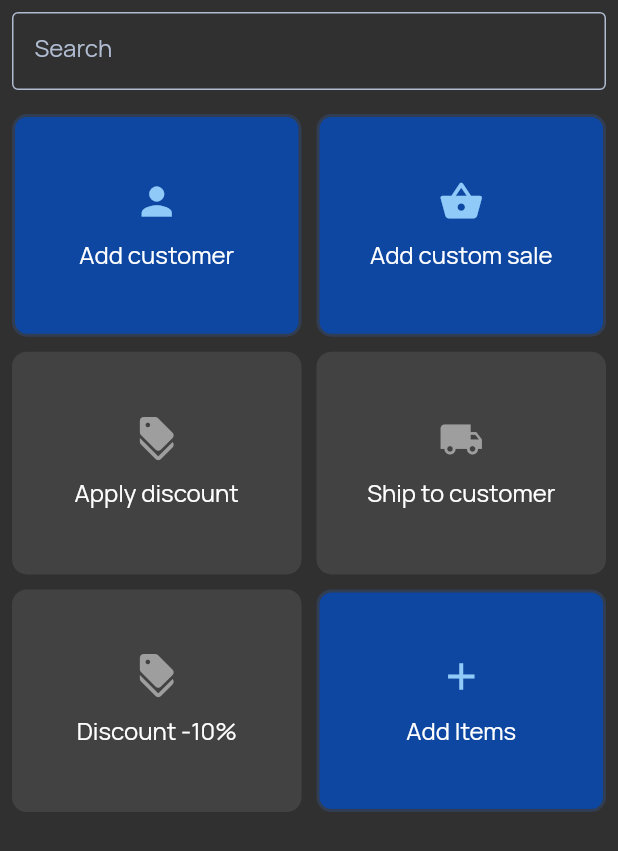
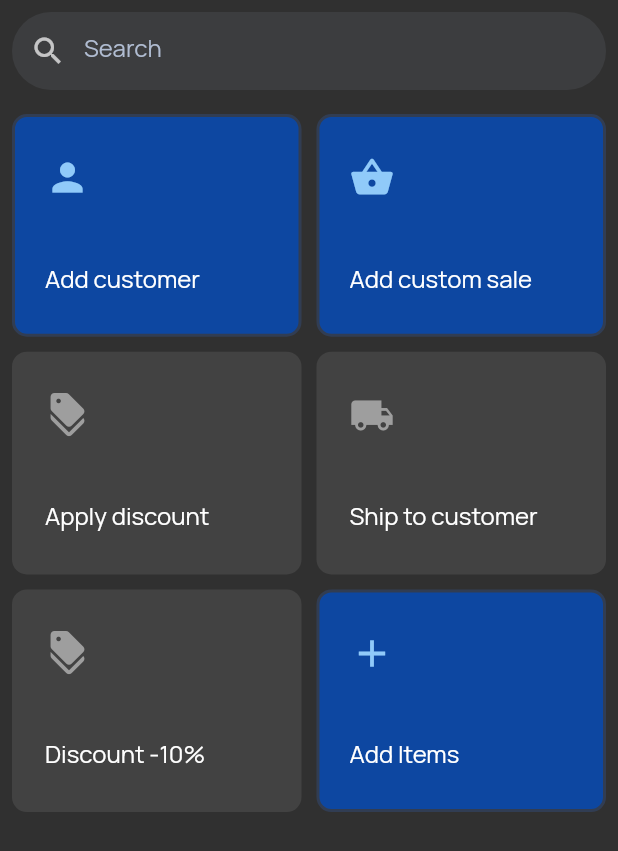
Before and after one commit to shiX0/sajilo-sales, a Flutter app: the HomeScreen screen opened directly, on a phone screen of 412 x 824 dp. Shown: the top 851 px of the screen. Run offline on Flutter 3.47's test engine with Material 3 defaults, Android fonts, the phone set to English and light mode, and no system bars; our stand-ins replace connectivity_plus, dartz, dio, equatable, flutter_riverpod, flutter_svg and 3 more; accounts and stored records are empty.

Commit message:
minor changes

```diff
--- a/lib/app/app.dart
+++ b/lib/app/app.dart
@@ -1,6 +1,6 @@
 import 'package:flutter/material.dart';
-import 'package:flutter_riverpod/flutter_riverpod.dart';
 import 'package:sajilo_sales/app/navigator_key/navigator_key.dart';
+
 import 'package:sajilo_sales/features/splash/presentation/view/splash_view.dart';
 import 'package:sajilo_sales/app/themes/theme_data.dart';
 
--- a/lib/core/common/custom_snackbar.dart
+++ b/lib/core/common/custom_snackbar.dart
@@ -1,4 +1,3 @@
-import 'dart:ui';
 
 import 'package:flutter/material.dart';
 import 'package:sajilo_sales/app/navigator_key/navigator_key.dart';
--- a/lib/features/auth/data/data_source/remote/auth_remote_data_source.dart
+++ b/lib/features/auth/data/data_source/remote/auth_remote_data_source.dart
@@ -1,4 +1,3 @@
-import 'dart:io';
 
 import 'package:dartz/dartz.dart';
 import 'package:dio/dio.dart';
--- a/lib/features/auth/domain/repository/auth_repository.dart
+++ b/lib/features/auth/domain/repository/auth_repository.dart
@@ -1,7 +1,6 @@
 import 'package:dartz/dartz.dart';
 import 'package:flutter_riverpod/flutter_riverpod.dart';
 import 'package:sajilo_sales/core/failure/failure.dart';
-import 'package:sajilo_sales/features/auth/data/repository/auth_local_repository.dart';
 import 'package:sajilo_sales/features/auth/data/repository/auth_remote_repository.dart';
 import 'package:sajilo_sales/features/auth/domain/entity/auth_entity.dart';
 
--- a/lib/features/auth/presentation/widget/custom_formfield.dart
+++ b/lib/features/auth/presentation/widget/custom_formfield.dart
@@ -6,6 +6,9 @@ class CustomFormField extends StatelessWidget {
   final String? Function(String?)? validator;
   final TextInputType inputType;
   final bool obscure;
+  final Icon? icon;
+  final IconData? leadingIcon;
+  final Function()? prefixOnPressed;
 
   const CustomFormField(
       {super.key,
@@ -13,6 +16,9 @@ class CustomFormField extends StatelessWidget {
       required this.textEditingController,
       required this.labelText,
       this.validator,
+      this.icon,
+      this.leadingIcon,
+      this.prefixOnPressed,
       this.obscure = false});
 
   @override
@@ -22,16 +28,30 @@ class CustomFormField extends StatelessWidget {
       keyboardType: inputType,
       validator: validator,
       obscureText: obscure,
+
       decoration: InputDecoration(
+        prefixIcon: icon,
+        fillColor: const Color(0xFF3C3D3F),
+        filled: true,
+        // prefix: IconButton(
+        //   icon: Icon(leadingIcon),
+        //   onPressed: prefixOnPressed,
+        // ),
+
         labelText: labelText,
         labelStyle: const TextStyle(color: Color(0xFFB0BCD1)),
-        border: const OutlineInputBorder(),
-        enabledBorder: const OutlineInputBorder(
-          borderSide: BorderSide(color: Color(0xFFB0BCD1)),
-        ),
+        border: const OutlineInputBorder(
+            borderSide: BorderSide(
+              width: 0,
+              style: BorderStyle.none,
+            ),
+            borderRadius: BorderRadius.all(Radius.circular(30))),
+
         focusedBorder: const OutlineInputBorder(
-          borderSide: BorderSide(color: Color(0xFFBABFEF)),
-        ),
+            borderSide: BorderSide(color: Color(0xFFBABFEF)),
+            borderRadius: BorderRadius.all(
+              Radius.circular(30),
+            )),
       ),
     );
   }
--- a/lib/features/home/presentation/navigator/home_navigator.dart
+++ b/lib/features/home/presentation/navigator/home_navigator.dart
@@ -1,8 +1,11 @@
 import 'package:sajilo_sales/app/navigator/navigator.dart';
+import 'package:sajilo_sales/features/home/presentation/view/dashboard_screen.dart';
 import 'package:sajilo_sales/features/home/presentation/view/home_screen.dart';
 
 mixin HomeViewRoute {
   openHomeView() {
-    NavigateRoute.pushRoute(const HomeScreen());
+    NavigateRoute.pushRoute(const DashboardScreen());
   }
 }
+
+mixin DashboardViewRoute {}
--- a/lib/features/home/presentation/widget/custom_card.dart
+++ b/lib/features/home/presentation/widget/custom_card.dart
@@ -17,10 +17,11 @@ class CustomCard extends StatelessWidget {
   @override
   Widget build(BuildContext context) {
     return GestureDetector(
+      // onTap: onTap,
       onTap: onTap,
       child: SizedBox(
-        width: 150, // Fixed width
-        height: 150, // Fixed height
+        width: 120, // Fixed width
+        height: 120, // Fixed height
         child: Container(
           decoration: BoxDecoration(
             color: isActive ? Colors.blue[900] : Colors.grey[800],
@@ -30,15 +31,18 @@ class CustomCard extends StatelessWidget {
               width: 2,
             ),
           ),
+          child: Padding(
+            padding: const EdgeInsets.all(20.0),
             child: Column(
-            mainAxisAlignment: MainAxisAlignment.center,
+              mainAxisAlignment: MainAxisAlignment.spaceEvenly,
+              crossAxisAlignment: CrossAxisAlignment.start,
               children: [
                 Icon(
                   icon,
                   color: isActive ? Colors.blue[200] : Colors.grey[500],
                   size: 30,
                 ),
-              const SizedBox(height: 10),
+                const SizedBox(height: 30),
                 Text(
                   text,
                   style: const TextStyle(
@@ -50,6 +54,7 @@ class CustomCard extends StatelessWidget {
             ),
           ),
         ),
+      ),
     );
   }
 }
```
Lines whose indentation alone changed are shown as unchanged.
